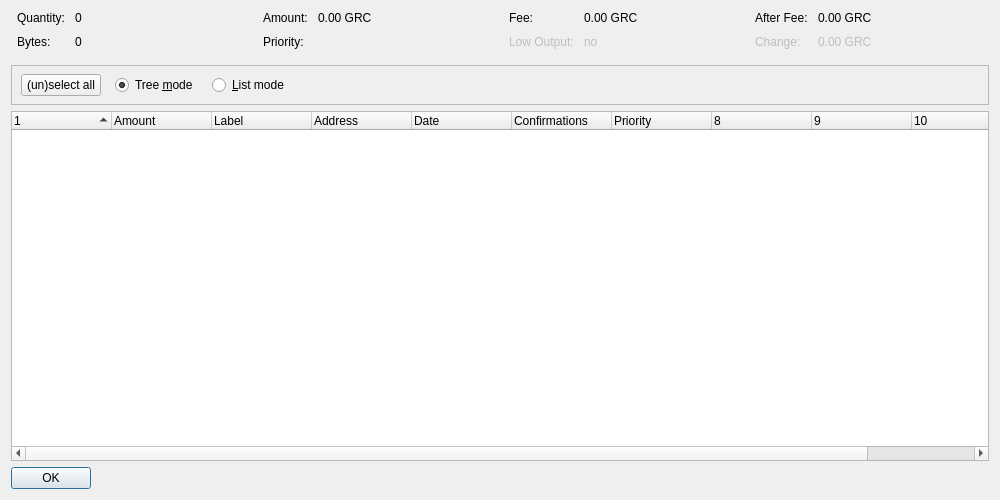
The window that src/qt/forms/coincontroldialog.ui (gridcoin-community/Gridcoin-Research) describes before a commit, drawn with Qt 5.
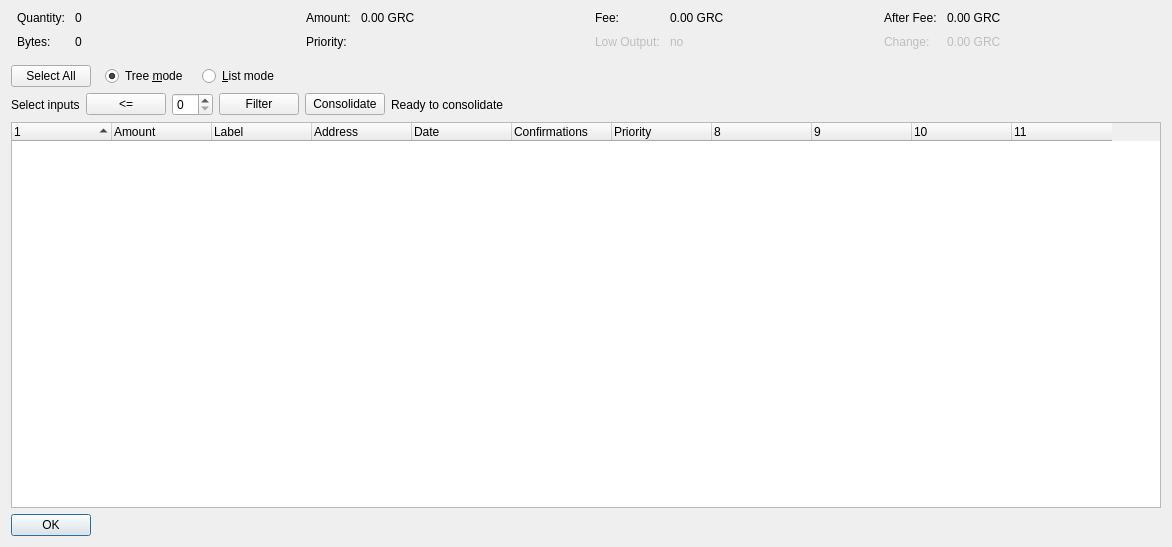
The same window after the commit. Custom widgets are drawn as their Qt base class.

Commit message: Extend coin control to implement filter and consolidate functions

```diff
--- a/src/qt/forms/coincontroldialog.ui
+++ b/src/qt/forms/coincontroldialog.ui
@@ -6,8 +6,8 @@
    <rect>
     <x>0</x>
     <y>0</y>
-    <width>1000</width>
-    <height>500</height>
+    <width>1172</width>
+    <height>547</height>
    </rect>
   </property>
   <property name="windowTitle">
@@ -285,29 +285,7 @@
     </layout>
    </item>
    <item>
-    <widget class="QFrame" name="frame">
-     <property name="minimumSize">
-      <size>
-       <width>0</width>
-       <height>40</height>
-      </size>
-     </property>
-     <property name="frameShape">
-      <enum>QFrame::StyledPanel</enum>
-     </property>
-     <property name="frameShadow">
-      <enum>QFrame::Sunken</enum>
-     </property>
-     <widget class="QWidget" name="horizontalLayoutWidget">
-      <property name="geometry">
-       <rect>
-        <x>10</x>
-        <y>0</y>
-        <width>781</width>
-        <height>41</height>
-       </rect>
-      </property>
-      <layout class="QHBoxLayout" name="horizontalLayoutPanel" stretch="0,0,0,0">
+    <layout class="QHBoxLayout" name="treeHorizontalLayout" stretch="0,0,0,0">
        <property name="spacing">
         <number>14</number>
        </property>
@@ -320,7 +298,7 @@
           </sizepolicy>
          </property>
          <property name="text">
-          <string>(un)select all</string>
+        <string>Select All</string>
          </property>
         </widget>
        </item>
@@ -354,7 +332,7 @@
         </widget>
        </item>
        <item>
-        <spacer name="horizontalSpacer">
+      <spacer name="treeHorizontalSpacer">
          <property name="orientation">
           <enum>Qt::Horizontal</enum>
          </property>
@@ -367,8 +345,86 @@
         </spacer>
        </item>
       </layout>
-     </widget>
-    </widget>
+   </item>
+   <item>
+    <layout class="QHBoxLayout" name="filterHorizontalLayout" stretch="0,0,3,0,0,0,0">
+     <item>
+      <widget class="QLabel" name="filterLabel">
+       <property name="text">
+        <string>Select inputs</string>
+       </property>
+      </widget>
+     </item>
+     <item>
+      <widget class="QPushButton" name="filterModePushButton">
+       <property name="toolTip">
+        <string/>
+       </property>
+       <property name="text">
+        <string>&lt;=</string>
+       </property>
+      </widget>
+     </item>
+     <item>
+      <widget class="BitcoinAmountField" name="maxMinOutputValue">
+       <property name="sizePolicy">
+        <sizepolicy hsizetype="Maximum" vsizetype="Fixed">
+         <horstretch>0</horstretch>
+         <verstretch>0</verstretch>
+        </sizepolicy>
+       </property>
+       <property name="minimumSize">
+        <size>
+         <width>0</width>
+         <height>0</height>
+        </size>
+       </property>
+      </widget>
+     </item>
+     <item>
+      <widget class="QPushButton" name="filterPushButton">
+       <property name="toolTip">
+        <string>Filters the already selected inputs.</string>
+       </property>
+       <property name="text">
+        <string>Filter</string>
+       </property>
+      </widget>
+     </item>
+     <item>
+      <widget class="QPushButton" name="consolidateButton">
+       <property name="toolTip">
+        <string>Pushing this button after making a input selection either manually or with the filter will present a destination address list where you specify a single address as the destination for the consolidated output. The send (Pay To) entry will be filled in with this address and you can finish the consolidation by pressing the send button.</string>
+       </property>
+       <property name="text">
+        <string>Consolidate</string>
+       </property>
+      </widget>
+     </item>
+     <item>
+      <widget class="QLabel" name="consolidateSendReadyLabel">
+       <property name="toolTip">
+        <string>The consolidation transaction is ready to send to self. Please press the ok button to go to the send dialog.</string>
+       </property>
+       <property name="text">
+        <string>Ready to consolidate</string>
+       </property>
+      </widget>
+     </item>
+     <item>
+      <spacer name="filterHorizontalSpacer">
+       <property name="orientation">
+        <enum>Qt::Horizontal</enum>
+       </property>
+       <property name="sizeHint" stdset="0">
+        <size>
+         <width>40</width>
+         <height>20</height>
+        </size>
+       </property>
+      </spacer>
+     </item>
+    </layout>
    </item>
    <item>
     <widget class="CoinControlTreeWidget" name="treeWidget">
@@ -471,6 +527,12 @@
    <extends>QTreeWidget</extends>
    <header>coincontroltreewidget.h</header>
   </customwidget>
+  <customwidget>
+   <class>BitcoinAmountField</class>
+   <extends>QSpinBox</extends>
+   <header>bitcoinamountfield.h</header>
+   <container>1</container>
+  </customwidget>
  </customwidgets>
  <resources/>
  <connections/>
```
Left out of the diff: 3 changed lines with no effect on the pictures. Lines whose indentation alone changed are shown as unchanged. The commit also changes 10 other files.
